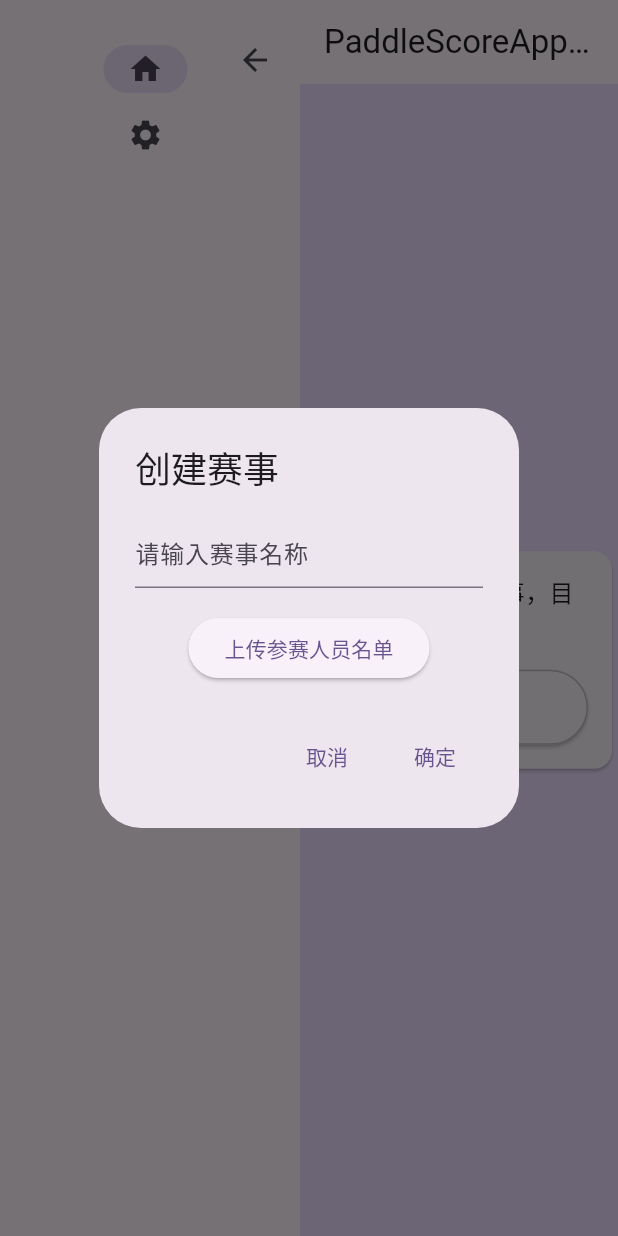
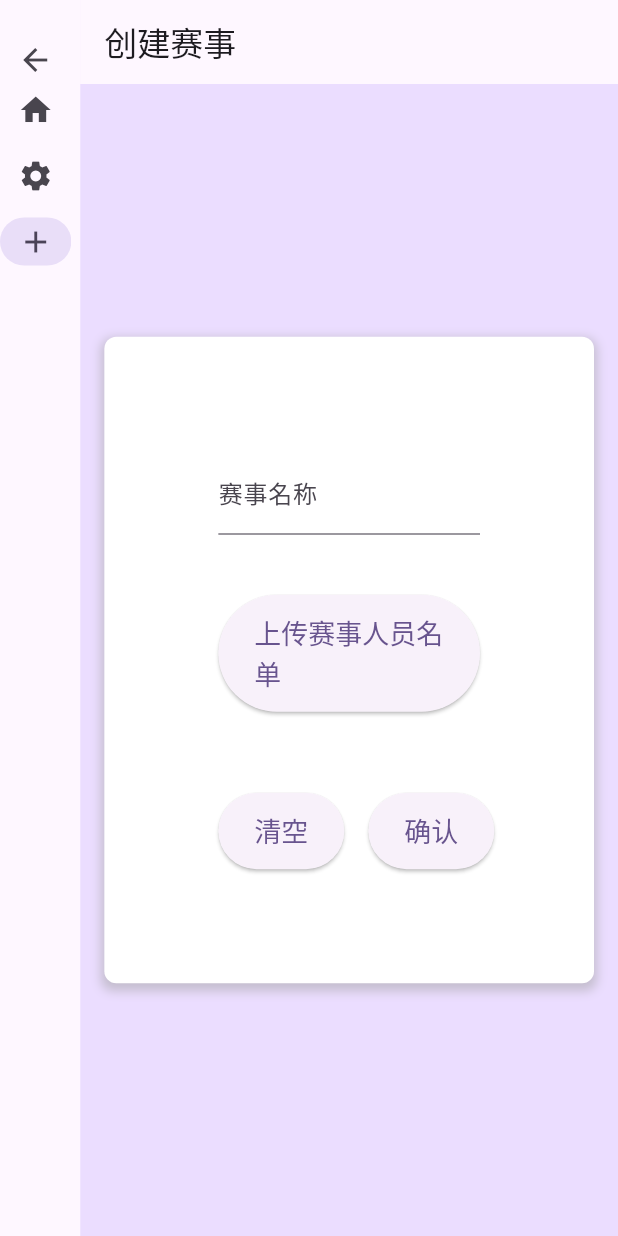
Before and after one commit to MCTown/PaddleScoreApp, a Flutter app: the screen it shows after launch, after a tap on "创建赛事", on a phone screen of 412 x 824 dp. Run offline on Flutter 3.47's test engine with Material 3 defaults, Android fonts, the phone set to English and light mode, and no system bars; our stand-ins replace file_picker, sqflite; missing offline and left inert: dart:ffi, excel; accounts and stored records are empty.

Commit message:
创建比赛页面前端布局完成

```diff
--- a/lib/main.dart
+++ b/lib/main.dart
@@ -1,8 +1,8 @@
 import 'package:flutter/material.dart';
-import 'package:file_picker/file_picker.dart';
 import 'package:paddle_score_app/page_widgets/race_page.dart';
 import 'package:provider/provider.dart';
 import '/page_widgets/home_page_content.dart';
+import 'page_widgets/createRacePage.dart';
 void main() {
   runApp(
     ChangeNotifierProvider(
@@ -65,24 +65,29 @@ class _MyHomePageState extends State<MyHomePage> {
       case 1:
         page = Placeholder() as Widget;
         break;
+      case 2:
+        page = CreateRacePage();
       default:
-        page = RacePage(raceName: appState.races[size-selectedIndex+1])as Widget;
+        page = RacePage(raceName: appState.races[size-selectedIndex+2])as Widget;
         break;
     }
     return LayoutBuilder(
       builder: (context,constraints){
+        var navigationWidth = constraints.maxWidth*0.13;
         return Scaffold(
           body:Row(
             children: [
               AnimatedContainer(
                   duration: Duration(milliseconds: 200),
-                  width: isRailExtended ? 200 : 50,
+                  width: isRailExtended ? navigationWidth : 50,
                   padding:EdgeInsets.only(top:16.0,right: 6),
                   child:Stack(
                     children: [
                       if(isRailExtended)
                         SafeArea(child:
-                        NavigationRail(
+                        Padding(
+                          padding: const EdgeInsets.only(top: 27),
+                          child: NavigationRail(
                             extended: constraints.maxWidth>=700,
                             selectedIndex:selectedIndex,
                             onDestinationSelected:(value){
@@ -95,7 +100,11 @@ class _MyHomePageState extends State<MyHomePage> {
                               ),
                               const NavigationRailDestination(
                                 icon:Icon(Icons.settings),
-                              label:Text('设置'),
+                                label:Text('管事赛事'),
+                              ),
+                              const NavigationRailDestination(
+                                  icon:Icon(Icons.add),
+                                  label: Text('创建赛事')
                               ),
                               for(var i = appState.races.length-1; i >=0; i--)
                                   NavigationRailDestination(
@@ -103,6 +112,7 @@ class _MyHomePageState extends State<MyHomePage> {
                                     label: Text(appState.races[i]),
                                   )
                             ],
+                          ),
                         ),
                         ),
                       Positioned(
--- /dev/null
+++ b/lib/page_widgets/createRacePage.dart
@@ -0,0 +1,222 @@
+import 'package:flutter/material.dart';
+import 'package:file_picker/file_picker.dart';
+import 'package:provider/provider.dart';
+import '../main.dart';
+
+class CreateRacePage extends StatefulWidget{
+  const CreateRacePage({Key? key}) : super(key: key);
+  @override
+  State<CreateRacePage> createState()=>_CreateRacePage();
+}
+
+class _CreateRacePage extends State<CreateRacePage>{
+  final _formKey = GlobalKey<FormState>();
+  final _raceNameController = TextEditingController();
+  PlatformFile? _selectedFile;
+
+  Future<void> _pickExcelFile() async{
+    try {
+      FilePickerResult? result = await FilePicker.platform.pickFiles(
+        type: FileType.custom,
+        allowedExtensions: ['xlsx'],
+      );
+      if (result != null) {
+        setState(() {
+          _selectedFile = result.files.first;
+        });
+      }
+    } catch(e){
+      print('Error: $e');
+    }
+  }
+
+  void _submitForm(){
+    MyAppState appState3 = Provider.of<MyAppState>(context, listen: false);
+    if (_formKey.currentState!.validate()){
+      String raceName = _raceNameController.text;
+      //处理Excel文件
+      if(appState3.races.contains(raceName)){
+        showDialog(
+          context: context,
+          builder: (BuildContext context){
+            return AlertDialog(
+              title:const Text('赛事创建失败'),
+              content:const Text('赛事名称已存在,请输入不同的赛事名称'),
+              actions:[
+                TextButton(
+                  onPressed: (){
+                    Navigator.of(context).pop();
+                  },
+                  child: const Text('确认'),
+                ),
+              ],
+            );
+          },
+        );
+        return;
+      }else{
+        appState3.addRace(raceName);
+      }
+      if(_selectedFile!=null && raceName.isNotEmpty) {
+        appState3.addRace(_raceNameController.text);
+        showDialog(
+          context: context,
+          builder: (BuildContext context) {
+            return AlertDialog(
+              title: const Text('赛事创建成功'),
+              content: Text('赛事名称：$raceName'),
+              actions: [
+                TextButton(
+                  onPressed: () {
+                    //跳转到赛事页面
+                    Navigator.of(context).pop();
+                  },
+                  child: const Text('跳转到赛事页面'),
+                ),
+                TextButton(
+                  onPressed: () {
+                    Navigator.of(context).pop();
+                  },
+                  child: const Text('确认并返回'),
+                ),
+              ],
+            );
+          },
+        );
+      }else{
+        showDialog(
+          context: context,
+          builder:(BuildContext context){
+            return AlertDialog(
+              title:const Text('赛事创建失败'),
+              content:raceName.isEmpty
+                  ?const Text('赛事名称不能为空')
+                  :_selectedFile == null
+                    ? const Text('请上传赛事人员名单')
+                    :const Text('未知错误'),
+              actions:[
+                TextButton(
+                  onPressed:(){
+                    Navigator.of(context).pop();
+                  },
+                  child:const Text('确认'),
+                ),
+              ],
+            );
+          }
+        );
+      }
+    }
+  }
+
+  void _clearFrom(){
+    _formKey.currentState!.reset();
+    _raceNameController.clear();
+    setState(() {
+      _selectedFile = null;
+    });
+  }
+
+  @override
+  Widget build(BuildContext context){
+    return Scaffold(
+      appBar:AppBar(
+        title:const Text('创建赛事'),
+      ),
+      body:Container(
+        color:Theme.of(context).colorScheme.primaryContainer,
+        child: Center(
+          child: Padding(
+            padding:const EdgeInsets.all(16),
+            child:Container(
+              width: 600,
+              decoration: BoxDecoration(
+                color: Colors.white,
+                borderRadius: BorderRadius.circular(8.0),
+                boxShadow: [
+                  BoxShadow(
+                    color: Colors.grey.withOpacity(0.5),
+                    spreadRadius: 2,
+                    blurRadius: 5,
+                    offset: const Offset(0, 3),
+                  ),
+                ],
+              ),
+              padding: const EdgeInsets.all(76.0),
+              child: Form(
+                key:_formKey,
+                child:Column(
+                  mainAxisSize: MainAxisSize.min,
+                  children: [
+                    SizedBox(
+                      width: 450,
+                      child:TextFormField(
+                        controller:_raceNameController,
+                        decoration: const InputDecoration(labelText:'赛事名称',hintText: '请输入赛事名称'),
+                        validator:(value){
+                          if(value == null || value.isEmpty){
+                            return '请输入赛事名称';
+                          }
+                          return null;
+                        },
+                      ),
+                    ),
+
+                    const SizedBox(height:40),
+                    Align(
+                      alignment: Alignment.centerLeft,
+                      child:
+                        ElevatedButton(
+                          onPressed:_pickExcelFile,
+                          style: ElevatedButton.styleFrom(
+                            textStyle: const TextStyle(fontSize: 18),
+                            padding: const EdgeInsets.symmetric(horizontal: 24,vertical: 12 ),
+                          ),
+                          child:const Text('上传赛事人员名单'),
+                        ),
+                    ),
+                    const SizedBox(height: 15),
+                    if(_selectedFile != null)
+                      Align(
+                        alignment: Alignment.centerLeft,
+                        child:Padding(
+                          padding:const EdgeInsets.only(top:8.0),
+                          child: Text('已选择文件：${_selectedFile!.name}',
+                            style: const TextStyle(fontSize: 18),),
+                        ),
+                      ),
+                    const SizedBox(height:39),
+                    Row(
+                      mainAxisAlignment: MainAxisAlignment.spaceEvenly,
+                      children:[
+                        ElevatedButton(
+                          onPressed:_clearFrom,
+                          style: ElevatedButton.styleFrom(
+                            textStyle: const TextStyle(fontSize: 18),
+                            padding: const EdgeInsets.symmetric(horizontal: 24,vertical: 12),
+                          ),
+                          child:const Text('清空'),
+                        ),
+                        const SizedBox(width: 16),
+                        ElevatedButton(
+                          onPressed:(){
+                            _submitForm();
+                          },
+                          style: ElevatedButton.styleFrom(
+                            textStyle: const TextStyle(fontSize: 18),
+                            padding: const EdgeInsets.symmetric(horizontal: 24,vertical: 12),
+                          ),
+                          child:const Text('确认'),
+                        ),
+                      ],
+                    ),
+                  ],
+                ),
+              ),
+            ),
+          ),
+        ),
+      ),
+    );
+  }
+}
--- a/lib/page_widgets/home_page_content.dart
+++ b/lib/page_widgets/home_page_content.dart
@@ -24,24 +24,6 @@ class HomePageContent extends StatelessWidget{
                   decoration: InputDecoration(hintText: '请输入赛事名称'),
                 ),
                 const SizedBox(height:16),
-                ElevatedButton(
-                  onPressed:()async{
-                    final result = await FilePicker.platform.pickFiles(
-                      type:FileType.custom,
-                      allowedExtensions: ['xlsx','xls'],
-                    );
-                    if(result!=null){
-                      final file = result.files.first;
-                      if(file!=null && file.path!=null) {
-                        final filePath = file.path;
-                        print('选中的文件路径：$filePath');
-                      }
-                    }else{
-                      print('用户未选择文件');
-                    }
-                  },
-                  child: const Text('上传参赛人员名单'),
-                ),
               ],
             ),
             actions:[
@@ -75,19 +57,6 @@ class HomePageContent extends StatelessWidget{
                 mainAxisSize:MainAxisSize.min,
                 children:[
                   Text('请创建或查看赛事，目前已创建$counts', style:const TextStyle(fontSize:16),),
-                  const SizedBox(height:16),
-                  ElevatedButton(
-                    style:ButtonStyle(
-                        minimumSize: WidgetStateProperty.all(const Size(200, 50)),
-                        side:WidgetStateProperty.all(
-                            BorderSide(color:Colors.grey.shade400,width:1)
-                        )
-                    ),
-                    onPressed:(){
-                      showAddRaceDialog();
-                    },
-                    child:const Text('创建赛事',style:TextStyle(fontSize:16)),
-                  )
                 ],
               ),
             ),
```
Also changed, not shown: lib/page_widgets/race_page.dart (+48 -39 lines), 1 other file. Lines whose indentation alone changed are shown as unchanged.
